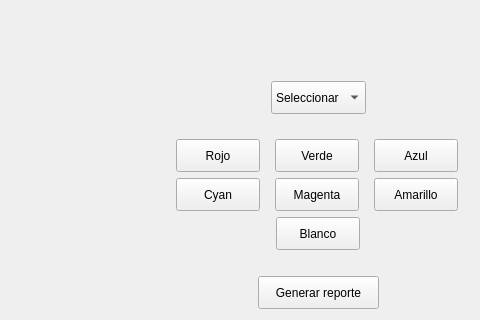
Qt form mainwindow.ui (Gabrielnz/pasantia-CIMBUC) before a commit; both pictures show x 450 to 930 and y 233 to 553 of the 930 by 553 pixel window.
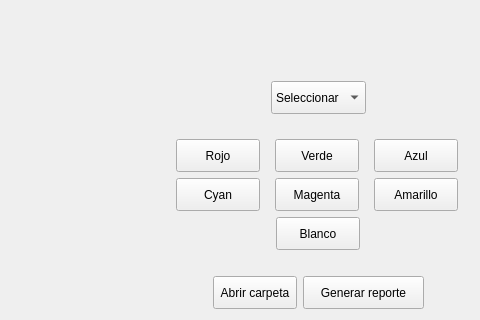
The same form after that commit.

Commit message: Agregado boton para abrir carpeta de la lesion

```diff
--- a/mainwindow.ui
+++ b/mainwindow.ui
@@ -548,6 +548,28 @@
             </property>
            </spacer>
           </item>
+          <item>
+           <widget class="QPushButton" name="btnAbrirCarpeta">
+            <property name="enabled">
+             <bool>true</bool>
+            </property>
+            <property name="minimumSize">
+             <size>
+              <width>84</width>
+              <height>33</height>
+             </size>
+            </property>
+            <property name="maximumSize">
+             <size>
+              <width>84</width>
+              <height>33</height>
+             </size>
+            </property>
+            <property name="text">
+             <string>Abrir carpeta</string>
+            </property>
+           </widget>
+          </item>
           <item>
            <widget class="QPushButton" name="btnGenerarReporte">
             <property name="enabled">
```
The commit also changes 2 other files.
